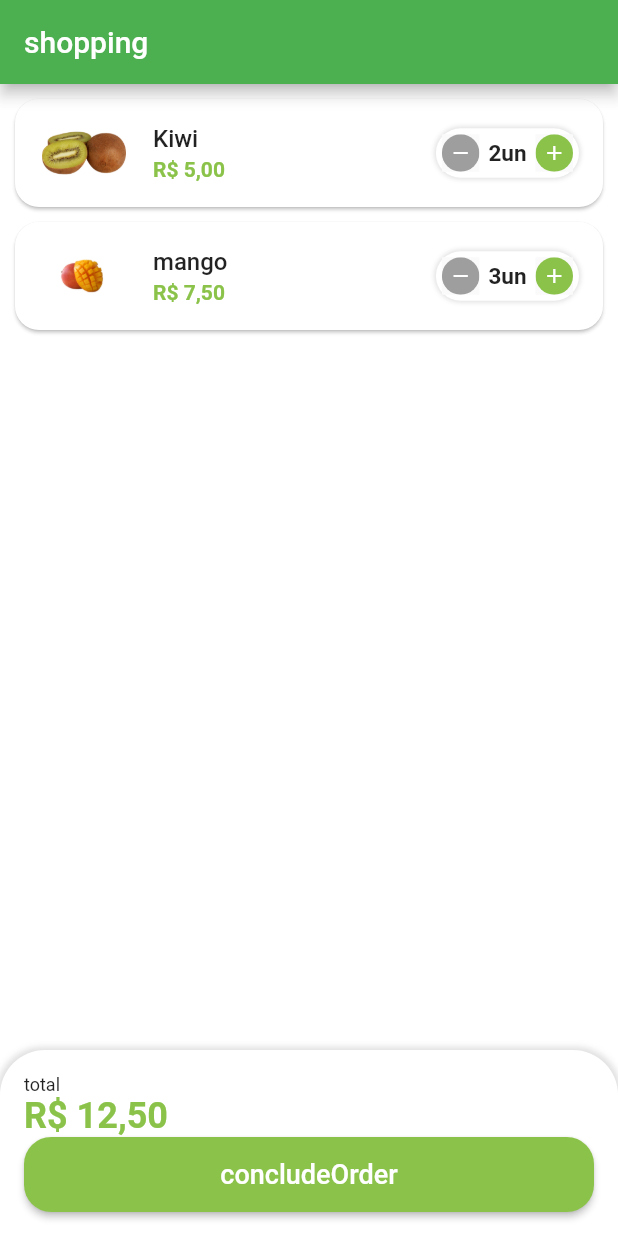
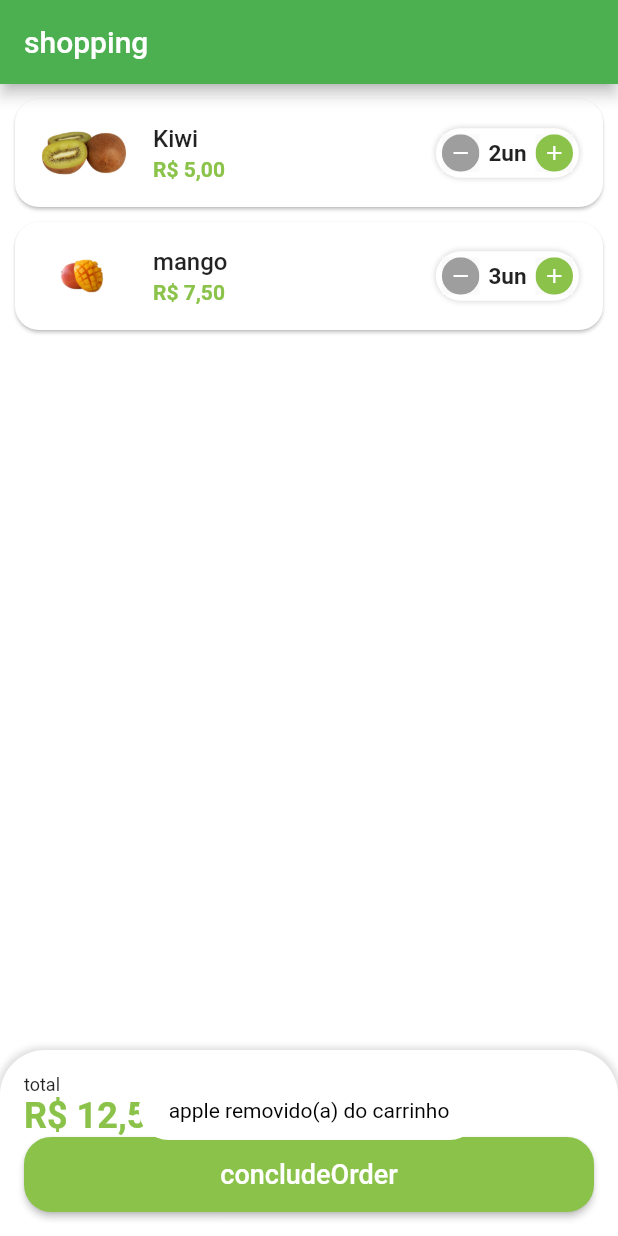
Before and after one commit to najumattos576/quitanda, a Flutter app: the CartTab screen opened directly, after a tap on the "delete forever" icon, on a phone screen of 412 x 824 dp. Run offline on Flutter 3.47's test engine with Material 2 defaults, Android fonts, the phone set to English and light mode, and no system bars; our stand-ins replace animated_text_kit, badges, fluttertoast, get, mask_text_input_formatter, qr_flutter; missing offline and left inert: add_to_cart_animation.

Commit message:
feat :star2:: Animações e features pt1

```diff
--- a/lib/app/cart/cart_tab_page.dart
+++ b/lib/app/cart/cart_tab_page.dart
@@ -20,6 +20,8 @@ class _CartTabState extends State<CartTab> {
   void removeItemFromCart(CartItemModel cartItem) {
     setState(() {
       app_data.cartItems.remove(cartItem);
+      utilServices.showToast(
+          message: '${cartItem.item.itemName} removido(a) do carrinho'.tr);
     });
   }
 
@@ -99,6 +101,9 @@ class _CartTabState extends State<CartTab> {
                                     order: app_data.orders.first,
                                   );
                                 });
+                          } else {
+                            utilServices.showToast(
+                                message: 'PEdido nao confirmado'.tr);
                           }
                         },
                         child: Text(
--- a/lib/app/core/utils/utils_services.dart
+++ b/lib/app/core/utils/utils_services.dart
@@ -1,3 +1,5 @@
+import 'package:flutter/material.dart';
+import 'package:fluttertoast/fluttertoast.dart';
 import 'package:intl/intl.dart';
 import 'package:intl/date_symbol_data_local.dart';
 
@@ -12,4 +14,19 @@ class UtilServices {
     DateFormat dateFormat = DateFormat.yMd('pt_BR').add_Hm();
     return dateFormat.format(dateTime);
   }
+
+  void showToast({
+    required String message,
+    bool isError = false,
+  }) {
+    Fluttertoast.showToast(
+      msg: message,
+      toastLength: Toast.LENGTH_LONG,
+      gravity: ToastGravity.BOTTOM,
+      timeInSecForIosWeb: 3,
+      backgroundColor: isError ? Colors.red : Colors.white,
+      textColor: isError ? Colors.white : Colors.black,
+      fontSize: 14,
+    );
+  }
 }
--- a/lib/app/home/home_tab_page.dart
+++ b/lib/app/home/home_tab_page.dart
@@ -4,6 +4,7 @@ import 'package:badges/badges.dart';
 import 'package:flutter/material.dart';
 import 'package:get/get.dart';
 import 'package:quitanda/app/config/app_data.dart' as app_data;
+import 'package:quitanda/app/core/utils/utils_services.dart';
 import 'package:quitanda/app/core/values/colors.dart';
 import 'package:quitanda/app/home/widgets/category_tile_page.dart';
 import 'package:quitanda/app/home/widgets/item_tile_page.dart';
@@ -24,6 +25,8 @@ class _HomeTabState extends State<HomeTab> {
   void itemSelectedCartAnimation(GlobalKey gkImage) {
     runAddToCardAnimation(gkImage);
   }
+
+  final UtilServices utilServices = UtilServices();
 
   @override
   Widget build(BuildContext context) {
--- a/lib/app/home/widgets/category_tile_page.dart
+++ b/lib/app/home/widgets/category_tile_page.dart
@@ -15,12 +15,13 @@ class CategoryTile extends StatelessWidget {
   @override
   Widget build(BuildContext context) {
     return SafeArea(
-        child: GestureDetector(
+        child: InkWell(
+      borderRadius: BorderRadius.circular(10),
       onTap: onPressed,
       child: Align(
         alignment: Alignment.center,
         child: Container(
-          padding: const EdgeInsets.symmetric(horizontal: 6),
+          padding: const EdgeInsets.symmetric(horizontal: 6, vertical: 2),
           decoration: BoxDecoration(
             borderRadius: BorderRadius.circular(10),
             color: isSelected
--- a/lib/main.dart
+++ b/lib/main.dart
@@ -12,7 +12,7 @@ class MyApp extends StatelessWidget {
   @override
   Widget build(BuildContext context) {
     return GetMaterialApp(
-        title: 'Flutter Demo',
+        title: 'Quitanda'.tr,
         theme: ThemeData(
           primarySwatch: Colors.green,
           scaffoldBackgroundColor: Colors.white.withAlpha(190),
```
Also changed, not shown: lib/app/global/base_page.dart (+6 -1 lines), lib/app/home/widgets/item_tile_page.dart (+39 -18 lines), pubspec.yaml (+8 -0 lines), assets/app_images/app_icon.png (added), pubspec.lock, 27 other files.
